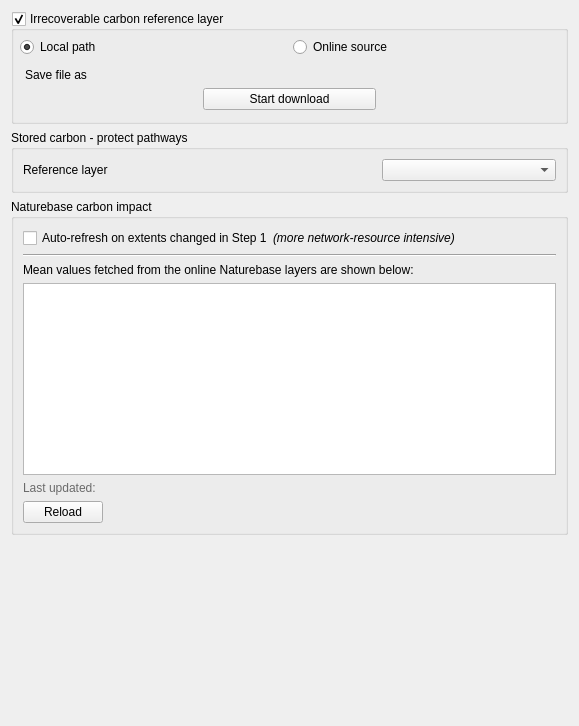
The window that src/cplus_plugin/ui/carbon_settings.ui (ConservationInternational/cplus-plugin) describes before a commit, drawn with Qt 5.
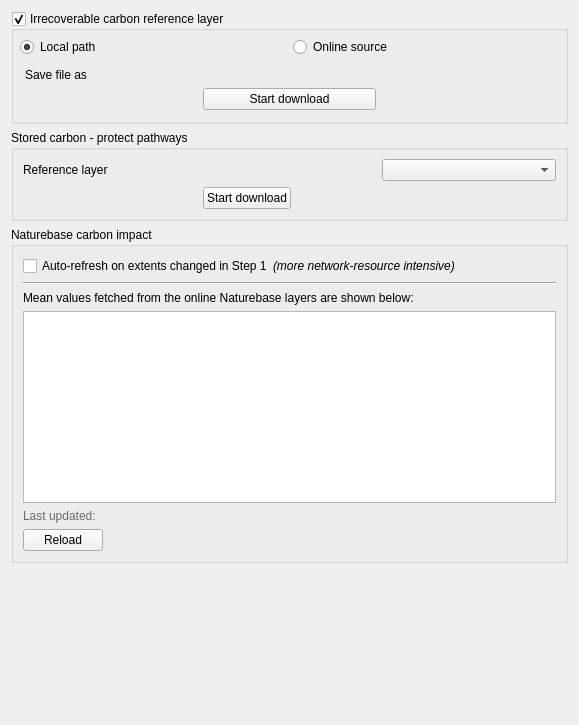
The same window after the commit. Custom widgets are drawn as their Qt base class.

Commit message: Incorporate option for downloading stored carbon.

What changed in the file:
```diff
--- a/src/cplus_plugin/ui/carbon_settings.ui
+++ b/src/cplus_plugin/ui/carbon_settings.ui
@@ -7,7 +7,7 @@
     <x>0</x>
     <y>0</y>
     <width>579</width>
-    <height>726</height>
+    <height>725</height>
    </rect>
   </property>
   <property name="windowTitle">
@@ -206,6 +206,46 @@
       <item row="0" column="1">
        <widget class="QgsFileWidget" name="fw_biomass"/>
       </item>
+      <item row="1" column="1">
+       <layout class="QHBoxLayout" name="horizontalLayout_3">
+        <item>
+         <widget class="QPushButton" name="btn_download_stored_carbon">
+          <property name="toolTip">
+           <string>Download dataset clipped to the scenario extent defined in Step 1</string>
+          </property>
+          <property name="text">
+           <string>Start download</string>
+          </property>
+         </widget>
+        </item>
+        <item>
+         <widget class="SvgLabel" name="lbl_stored_carbon_icon">
+          <property name="minimumSize">
+           <size>
+            <width>16</width>
+            <height>16</height>
+           </size>
+          </property>
+          <property name="maximumSize">
+           <size>
+            <width>24</width>
+            <height>24</height>
+           </size>
+          </property>
+          <property name="text">
+           <string/>
+          </property>
+         </widget>
+        </item>
+        <item>
+         <widget class="QLabel" name="lbl_stored_carbon_description">
+          <property name="text">
+           <string/>
+          </property>
+         </widget>
+        </item>
+       </layout>
+      </item>
       <item row="0" column="2">
        <widget class="QgsMapLayerComboBox" name="cbo_biomass"/>
       </item>
```
Left out of the diff: 134 changed lines with no effect on the pictures. The commit also changes 7 other files.
